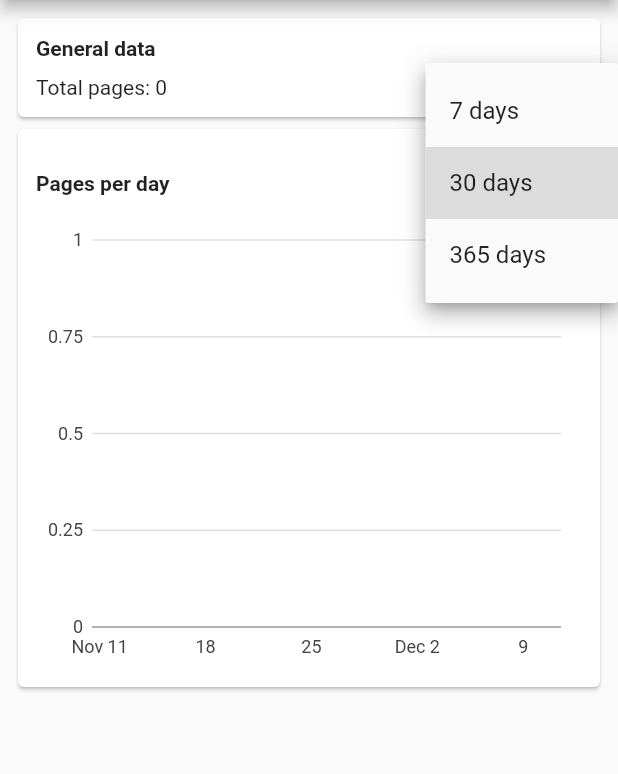
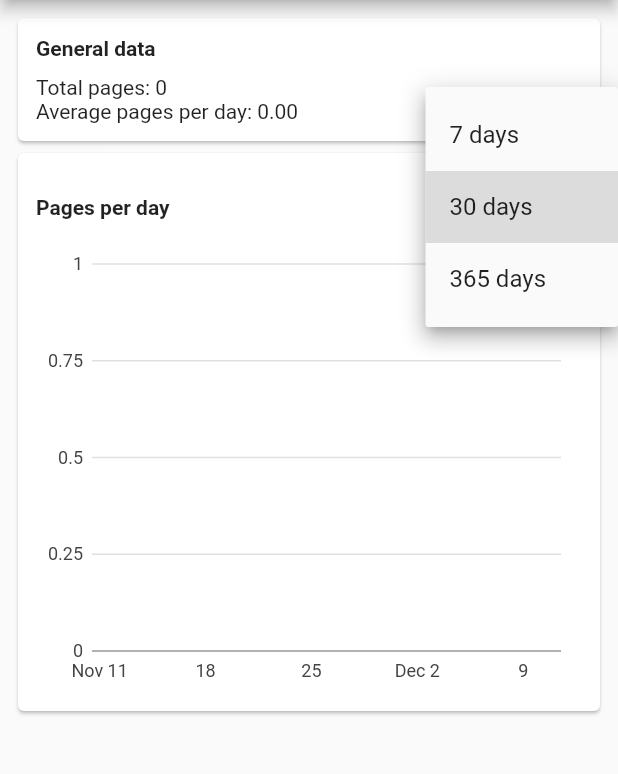
Before and after one commit to codinguniverse-de/trackit, a Flutter app: the StatisticsPage screen opened by its route, after a tap on an icon or button, on a phone screen of 412 x 824 dp, the part 84-858 px from its top. Run offline on Flutter 3.47's test engine with Material 2 defaults, Android fonts, the phone set to English and light mode, and no system bars; our stand-ins replace camera, charts_flutter, smooth_star_rating, sqflite; accounts and stored records are empty.

Commit message:
Show average pages

```diff
--- /dev/null
+++ b/lib/common/statistics/general_statistics_card.dart
@@ -0,0 +1,36 @@
+import 'package:flutter/material.dart';
+import 'package:track_it/util/localization.dart';
+
+class GeneralStatisticsCard extends StatelessWidget {
+  final int totalPages;
+  final double averagePages;
+
+  GeneralStatisticsCard({
+    @required this.totalPages,
+    @required this.averagePages,
+  });
+
+  @override
+  Widget build(BuildContext context) {
+    return Card(
+      child: Padding(
+        padding: EdgeInsets.all(12.0),
+        child: Column(
+          crossAxisAlignment: CrossAxisAlignment.start,
+          children: <Widget>[
+            Text(
+              Localization.of(context).generalData,
+              style: TextStyle(fontWeight: FontWeight.w700),
+            ),
+            SizedBox(
+              height: 10.0,
+            ),
+            Text(Localization.of(context).totalPages + totalPages.toString()),
+            Text(Localization.of(context).averagePages +
+                averagePages.toStringAsFixed(2)),
+          ],
+        ),
+      ),
+    );
+  }
+}
--- a/lib/data/database_provider.dart
+++ b/lib/data/database_provider.dart
@@ -140,6 +140,15 @@ class DatabaseProvider {
     return timeSeriesPages;
   }
 
+  Future<double> getAveragePerDay(int days) async {
+    var timeSeries = await getTimeSeriesPages(days);
+    double sum = 0;
+    timeSeries.forEach((series) {
+      sum += series.pagesRead.toDouble();
+    });
+    return sum / days;
+  }
+
   Future<int> getTotalPages() async {
     var values = await db.query(tableReadEntry, columns: [columnPagesRead]);
 
--- a/lib/model/books_model.dart
+++ b/lib/model/books_model.dart
@@ -108,6 +108,10 @@ class BooksModel extends Model {
     return await _provider.getTimeSeriesPages(days);
   }
 
+  Future<double> getAveragePerDay(int days) async {
+    return await _provider.getAveragePerDay(days);
+  }
+
   Future<int> getTotalPages() async {
     return await _provider.getTotalPages();
   }
--- a/lib/pages/statistics_page.dart
+++ b/lib/pages/statistics_page.dart
@@ -1,4 +1,5 @@
 import 'package:flutter/material.dart';
+import 'package:track_it/common/statistics/general_statistics_card.dart';
 import 'package:track_it/common/side_drawer.dart';
 import 'package:track_it/model/books_model.dart';
 import 'package:track_it/util/localization.dart';
@@ -20,12 +21,14 @@ class _StatisticsPageState extends State<StatisticsPage> {
   List<charts.Series<TimeSeriesPages, DateTime>> _seriesList = [];
   int _days = 30;
   int _totalPages = 0;
+  double _averagePages = 0.0;
 
   @override
   initState() {
     super.initState();
     fetchSeries();
     fetchTotalPages();
+    fetchAveragePages();
   }
 
   @override
@@ -39,20 +42,10 @@ class _StatisticsPageState extends State<StatisticsPage> {
         padding: const EdgeInsets.all(8.0),
         child: ListView(
           children: <Widget>[
-            Card(
-                child: Padding(
-                    padding: EdgeInsets.all(12.0),
-                    child: Column(
-                      crossAxisAlignment: CrossAxisAlignment.start,
-                      children: <Widget>[
-                        Text(
-                          Localization.of(context).generalData,
-                          style: TextStyle(fontWeight: FontWeight.w700),
-                        ),
-                        SizedBox(height: 10.0,),
-                        Text(Localization.of(context).totalPages + _totalPages.toString()),
-                      ],
-                    ))),
+            GeneralStatisticsCard(
+              totalPages: _totalPages,
+              averagePages: _averagePages,
+            ),
             Card(
               child: Padding(
                 padding: EdgeInsets.all(12.0),
@@ -76,6 +69,7 @@ class _StatisticsPageState extends State<StatisticsPage> {
                               _days = value;
                             });
                             fetchSeries();
+                            fetchAveragePages();
                           },
                           value: _days,
                         ),
@@ -110,7 +104,6 @@ class _StatisticsPageState extends State<StatisticsPage> {
 
   void fetchSeries() async {
     var data = await widget.model.getTimeSeriesPages(_days);
-    print(data[0].date);
     setState(() {
       _seriesList = [
         charts.Series<TimeSeriesPages, DateTime>(
@@ -124,7 +117,7 @@ class _StatisticsPageState extends State<StatisticsPage> {
     });
   }
 
-  void fetchTotalPages() async{
+  void fetchTotalPages() async {
     int pages = await widget.model.getTotalPages();
     setState(() {
       _totalPages = pages;
@@ -148,4 +141,10 @@ class _StatisticsPageState extends State<StatisticsPage> {
     ];
   }
 
+  void fetchAveragePages() async {
+    double pages = await widget.model.getAveragePerDay(_days);
+    setState(() {
+      _averagePages = pages;
+    });
+  }
 }
--- a/lib/util/localization.dart
+++ b/lib/util/localization.dart
@@ -8,6 +8,7 @@ class Localization {
   final Locale locale;
 
   Localization(this.locale);
+
 
   static Localization of(BuildContext context) {
     return Localizations.of<Localization>(context, Localization);
@@ -20,6 +21,7 @@ class Localization {
 
   _getValue(String key) => _localizedValues[locale.languageCode][key];
 
+  get averagePages => _getValue(AveragePages);
   String get totalPages => _getValue(TotalPages);
   String get generalData => _getValue(GeneralData);
   String get search => _getValue(Search);
--- a/lib/util/localization_strings.dart
+++ b/lib/util/localization_strings.dart
@@ -28,7 +28,8 @@ const String AppTitle = 'app_title',
     NoResults = 'no_results',
     Search = 'search',
     GeneralData = 'general_data',
-    TotalPages = 'total_pages';
+    TotalPages = 'total_pages',
+    AveragePages = 'average_pages';
 
 final de = {
   AppTitle: 'TrackIt',
@@ -61,7 +62,8 @@ final de = {
   NoResults: 'Keine Ergebnisse',
   Search: 'Suche',
   GeneralData: 'Allgemeine Daten',
-  TotalPages: 'Seiten gesamt: '
+  TotalPages: 'Seiten gesamt: ',
+  AveragePages: 'Tagesdurchschnitt: ',
 };
 
 final en = {
@@ -95,5 +97,6 @@ final en = {
   NoResults: 'No Results',
   Search: 'Search',
   GeneralData: 'General data',
-  TotalPages: 'Total pages: '
+  TotalPages: 'Total pages: ',
+  AveragePages: 'Average pages per day: '
 };
```
